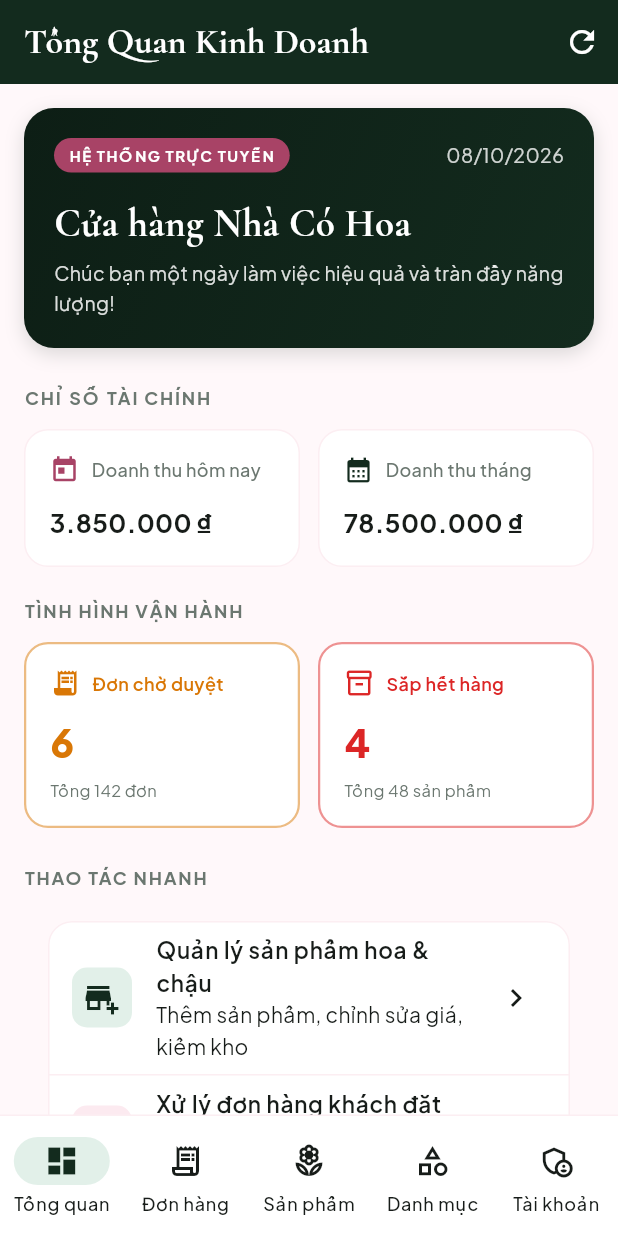
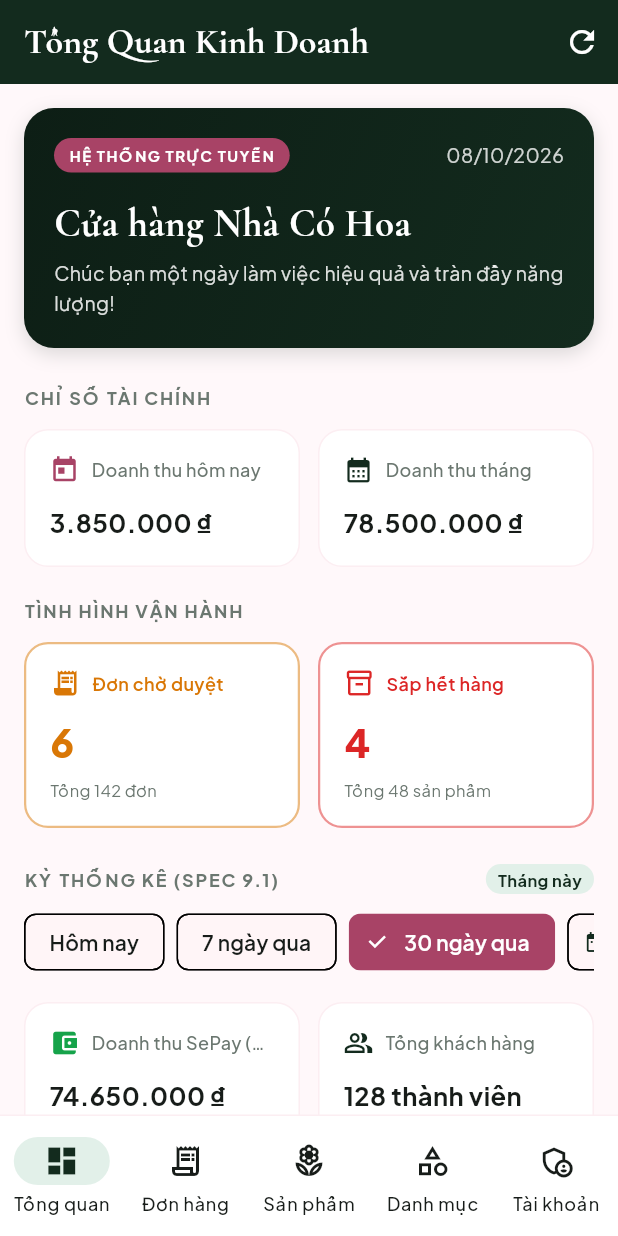
Before and after one commit to hoaithaoo/PRM391_FlowerAndPlantShop, a Flutter app: the screen it shows after launch, after a tap on "Đăng Nhập Quản Trị", on a phone screen of 412 x 824 dp. Run offline on Flutter 3.47's test engine with Material 3 defaults, Android fonts, the phone set to English and light mode, and no system bars; our stand-ins replace equatable, flutter_bloc, google_fonts; network calls fail.

Commit message:
feat(dashboard): add date range filter and 6 core KPI metrics

```diff
--- a/apps/admin/lib/core/network/admin_api_client.dart
+++ b/apps/admin/lib/core/network/admin_api_client.dart
@@ -66,13 +66,20 @@ class AdminApiClient {
     }
   }
 
-  // --- DASHBOARD ---
-  Future<DashboardStatsModel> getDashboardStats() async {
+  // --- DASHBOARD (Spec 9.1) ---
+  Future<DashboardStatsModel> getDashboardStats({
+    DateTime? from,
+    DateTime? to,
+  }) async {
     try {
-      final res = await _httpClient.get(
-        Uri.parse('$baseUrl/admin/dashboard'),
-        headers: _headers,
+      final queryParams = <String, String>{
+        if (from != null) 'from': from.toIso8601String(),
+        if (to != null) 'to': to.toIso8601String(),
+      };
+      final uri = Uri.parse('$baseUrl/admin/dashboard').replace(
+        queryParameters: queryParams.isNotEmpty ? queryParams : null,
       );
+      final res = await _httpClient.get(uri, headers: _headers);
       if (res.statusCode == 200) {
         final data = jsonDecode(res.body)['data'];
         return DashboardStatsModel.fromJson(
@@ -84,14 +91,42 @@ class AdminApiClient {
     }
 
     // Realistic Mock Data for Demo
-    await Future.delayed(const Duration(milliseconds: 400));
-    return const DashboardStatsModel(
+    await Future.delayed(const Duration(milliseconds: 300));
+
+    double scale = 1.0;
+    String label = 'Tháng này';
+    if (from != null && to != null) {
+      final days = to.difference(from).inDays.abs() + 1;
+      if (days <= 1) {
+        scale = 0.08;
+        label = 'Hôm nay';
+      } else if (days <= 7) {
+        scale = 0.35;
+        label = '7 ngày qua';
+      } else if (days <= 31) {
+        scale = 1.0;
+        label = '30 ngày qua';
+      } else {
+        scale = days / 30.0;
+        label = 'Tùy chỉnh ($days ngày)';
+      }
+    }
+
+    final totalOrders = (142 * scale).round().clamp(1, 1000);
+    final paidRevenue = 74650000 * scale;
+
+    return DashboardStatsModel(
       revenueToday: 3850000,
       revenueMonth: 78500000,
-      totalOrders: 142,
+      totalOrders: totalOrders,
       pendingOrders: 6,
       totalProducts: 48,
       lowStockProducts: 4,
+      totalUsers: 128,
+      paidRevenue: paidRevenue,
+      dateRangeLabel: label,
+      from: from,
+      to: to,
     );
   }
 
--- a/apps/admin/lib/features/dashboard/cubit/dashboard_cubit.dart
+++ b/apps/admin/lib/features/dashboard/cubit/dashboard_cubit.dart
@@ -4,13 +4,17 @@ import 'dashboard_state.dart';
 
 class DashboardCubit extends Cubit<DashboardState> {
   final AdminApiClient apiClient;
+  DateTime? currentFrom;
+  DateTime? currentTo;
 
   DashboardCubit({required this.apiClient}) : super(DashboardInitial());
 
-  Future<void> loadStats() async {
+  Future<void> loadStats({DateTime? from, DateTime? to}) async {
+    currentFrom = from;
+    currentTo = to;
     emit(DashboardLoading());
     try {
-      final stats = await apiClient.getDashboardStats();
+      final stats = await apiClient.getDashboardStats(from: from, to: to);
       emit(DashboardLoaded(stats));
     } catch (e) {
       emit(DashboardError(e.toString().replaceAll('Exception: ', '')));
@@ -19,10 +23,14 @@ class DashboardCubit extends Cubit<DashboardState> {
 
   Future<void> refreshStats() async {
     try {
-      final stats = await apiClient.getDashboardStats();
+      final stats = await apiClient.getDashboardStats(from: currentFrom, to: currentTo);
       emit(DashboardLoaded(stats));
     } catch (e) {
       emit(DashboardError(e.toString().replaceAll('Exception: ', '')));
     }
   }
+
+  Future<void> setDateRange(DateTime? from, DateTime? to) async {
+    await loadStats(from: from, to: to);
+  }
 }
--- a/apps/admin/lib/features/dashboard/screens/dashboard_screen.dart
+++ b/apps/admin/lib/features/dashboard/screens/dashboard_screen.dart
@@ -28,6 +28,43 @@ class _DashboardScreenState extends State<DashboardScreen> {
   void initState() {
     super.initState();
     context.read<DashboardCubit>().loadStats();
+  }
+
+  int _selectedFilterIndex = 2; // 0: Hôm nay, 1: 7 ngày, 2: 30 ngày, 3: Tùy chọn
+
+  void _onFilterChanged(int index) async {
+    final now = DateTime.now();
+    DateTime? from;
+    DateTime? to = now;
+
+    if (index == 0) {
+      from = DateTime(now.year, now.month, now.day);
+    } else if (index == 1) {
+      from = now.subtract(const Duration(days: 7));
+    } else if (index == 2) {
+      from = now.subtract(const Duration(days: 30));
+    } else if (index == 3) {
+      final picked = await showDateRangePicker(
+        context: context,
+        firstDate: DateTime(2025),
+        lastDate: DateTime.now().add(const Duration(days: 1)),
+        initialDateRange: DateTimeRange(
+          start: now.subtract(const Duration(days: 30)),
+          end: now,
+        ),
+      );
+      if (picked != null) {
+        from = picked.start;
+        to = picked.end;
+      } else {
+        return;
+      }
+    }
+
+    setState(() => _selectedFilterIndex = index);
+    if (mounted) {
+      context.read<DashboardCubit>().loadStats(from: from, to: to);
+    }
   }
 
   @override
@@ -108,7 +145,7 @@ class _DashboardScreenState extends State<DashboardScreen> {
                     padding: const EdgeInsets.all(20),
                     decoration: BoxDecoration(
                       gradient: const LinearGradient(
-                        colors: [AppColors.primaryDark, AppColors.primary],
+                         colors: [AppColors.primaryDark, AppColors.primary],
                         begin: Alignment.topLeft,
                         end: Alignment.bottomRight,
                       ),
@@ -250,6 +287,98 @@ class _DashboardScreenState extends State<DashboardScreen> {
                       ),
                     ],
                   ),
+
+                  const SizedBox(height: 24),
+
+                  // Date Range Filter Toolbar (Spec 9.1)
+                  Row(
+                    mainAxisAlignment: MainAxisAlignment.spaceBetween,
+                    children: [
+                      Text(
+                        'KỲ THỐNG KÊ (SPEC 9.1)',
+                        style: GoogleFonts.plusJakartaSans(
+                          fontSize: 12,
+                          fontWeight: FontWeight.w700,
+                          letterSpacing: 1.2,
+                          color: AppColors.textMuted,
+                        ),
+                      ),
+                      Container(
+                        padding: const EdgeInsets.symmetric(horizontal: 8, vertical: 2),
+                        decoration: BoxDecoration(
+                          color: AppColors.primaryLight,
+                          borderRadius: BorderRadius.circular(12),
+                        ),
+                        child: Text(
+                          stats.dateRangeLabel ?? '30 ngày qua',
+                          style: GoogleFonts.plusJakartaSans(
+                            fontSize: 11,
+                            fontWeight: FontWeight.w700,
+                            color: AppColors.primary,
+                          ),
+                        ),
+                      ),
+                    ],
+                  ),
+                  const SizedBox(height: 8),
+                  SingleChildScrollView(
+                    scrollDirection: Axis.horizontal,
+                    child: Row(
+                      children: [
+                        FilterChip(
+                          label: const Text('Hôm nay'),
+                          selected: _selectedFilterIndex == 0,
+                          onSelected: (_) => _onFilterChanged(0),
+                        ),
+                        const SizedBox(width: 8),
+                        FilterChip(
+                          label: const Text('7 ngày qua'),
+                          selected: _selectedFilterIndex == 1,
+                          onSelected: (_) => _onFilterChanged(1),
+                        ),
+                        const SizedBox(width: 8),
+                        FilterChip(
+                          label: const Text('30 ngày qua'),
+                          selected: _selectedFilterIndex == 2,
+                          onSelected: (_) => _onFilterChanged(2),
+                        ),
+                        const SizedBox(width: 8),
+                        ActionChip(
+                          avatar: const Icon(Icons.date_range, size: 16),
+                          label: const Text('Tùy chọn ngày'),
+                          onPressed: () => _onFilterChanged(3),
+                        ),
+                      ],
+                    ),
+                  ),
+
+                  const SizedBox(height: 16),
+
+                  // Additional KPIs in Period
+                  Row(
+                    children: [
+                      Expanded(
+                        child: _buildMetricCard(
+                          title: 'Doanh thu SePay (Đã thu)',
+                          value: _currencyFormat.format(stats.paidRevenue > 0 ? stats.paidRevenue : stats.revenueMonth),
+                          icon: Icons.account_balance_wallet,
+                          iconColor: AppColors.statusDelivered,
+                          backgroundColor: Colors.white,
+                        ),
+                      ),
+                      const SizedBox(width: 12),
+                      Expanded(
+                        child: _buildMetricCard(
+                          title: 'Tổng khách hàng',
+                          value: '${stats.totalUsers > 0 ? stats.totalUsers : 128} thành viên',
+                          icon: Icons.people_alt_outlined,
+                          iconColor: AppColors.primary,
+                          backgroundColor: Colors.white,
+                        ),
+                      ),
+                    ],
+                  ),
+
 
                   const SizedBox(height: 24),
                   Text(
--- a/packages/shared/lib/src/models/dashboard_stats_model.dart
+++ b/packages/shared/lib/src/models/dashboard_stats_model.dart
@@ -5,6 +5,11 @@ class DashboardStatsModel {
   final int pendingOrders;
   final int totalProducts;
   final int lowStockProducts;
+  final int totalUsers;
+  final double paidRevenue;
+  final String? dateRangeLabel;
+  final DateTime? from;
+  final DateTime? to;
 
   const DashboardStatsModel({
     required this.revenueToday,
@@ -13,7 +18,40 @@ class DashboardStatsModel {
     required this.pendingOrders,
     required this.totalProducts,
     required this.lowStockProducts,
+    this.totalUsers = 0,
+    this.paidRevenue = 0.0,
+    this.dateRangeLabel,
+    this.from,
+    this.to,
   });
+
+  DashboardStatsModel copyWith({
+    double? revenueToday,
+    double? revenueMonth,
+    int? totalOrders,
+    int? pendingOrders,
+    int? totalProducts,
+    int? lowStockProducts,
+    int? totalUsers,
+    double? paidRevenue,
+    String? dateRangeLabel,
+    DateTime? from,
+    DateTime? to,
+  }) {
+    return DashboardStatsModel(
+      revenueToday: revenueToday ?? this.revenueToday,
+      revenueMonth: revenueMonth ?? this.revenueMonth,
+      totalOrders: totalOrders ?? this.totalOrders,
+      pendingOrders: pendingOrders ?? this.pendingOrders,
+      totalProducts: totalProducts ?? this.totalProducts,
+      lowStockProducts: lowStockProducts ?? this.lowStockProducts,
+      totalUsers: totalUsers ?? this.totalUsers,
+      paidRevenue: paidRevenue ?? this.paidRevenue,
+      dateRangeLabel: dateRangeLabel ?? this.dateRangeLabel,
+      from: from ?? this.from,
+      to: to ?? this.to,
+    );
+  }
 
   factory DashboardStatsModel.fromJson(Map<String, dynamic> json) {
     return DashboardStatsModel(
@@ -23,6 +61,11 @@ class DashboardStatsModel {
       pendingOrders: json['pendingOrders'] as int? ?? json['pendingOrdersCount'] as int? ?? 0,
       totalProducts: json['totalProducts'] as int? ?? json['productsCount'] as int? ?? 0,
       lowStockProducts: json['lowStockProducts'] as int? ?? json['lowStockCount'] as int? ?? 0,
+      totalUsers: json['totalUsers'] as int? ?? json['usersCount'] as int? ?? 0,
+      paidRevenue: (json['paidRevenue'] as num?)?.toDouble() ?? 0.0,
+      dateRangeLabel: json['dateRangeLabel'] as String?,
+      from: json['from'] != null ? DateTime.tryParse(json['from'] as String) : null,
+      to: json['to'] != null ? DateTime.tryParse(json['to'] as String) : null,
     );
   }
 
@@ -33,5 +76,10 @@ class DashboardStatsModel {
     'pendingOrders': pendingOrders,
     'totalProducts': totalProducts,
     'lowStockProducts': lowStockProducts,
+    'totalUsers': totalUsers,
+    'paidRevenue': paidRevenue,
+    if (dateRangeLabel != null) 'dateRangeLabel': dateRangeLabel,
+    if (from != null) 'from': from!.toIso8601String(),
+    if (to != null) 'to': to!.toIso8601String(),
   };
 }
```
Also changed, not shown: 1 other file.
